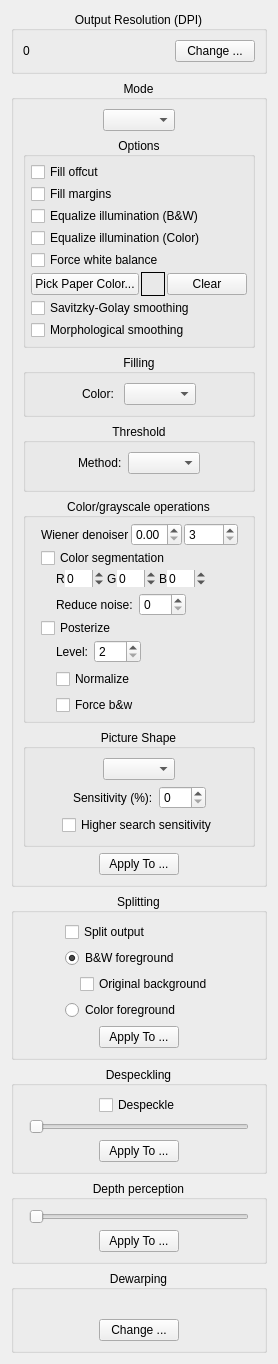
Qt form src/core/filters/output/OptionsWidget.ui (abandoned-industries/scantailor-spectre) before a commit.
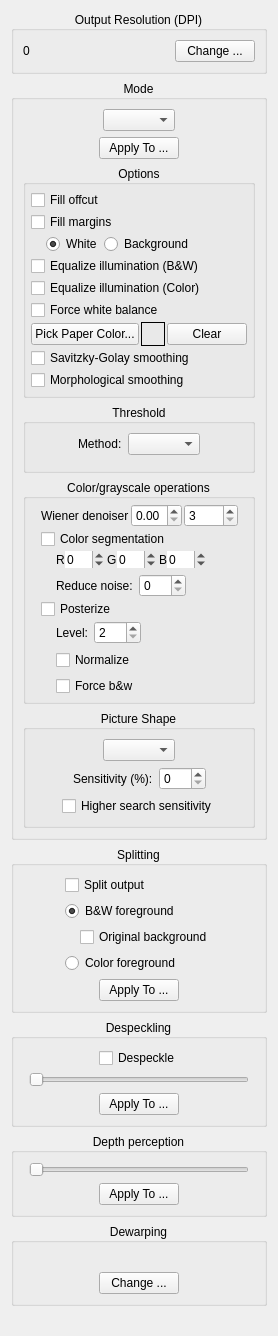
The same form after that commit. Custom widgets are drawn as their Qt base class.

Diff of the .ui file:
```diff
--- a/src/core/filters/output/OptionsWidget.ui
+++ b/src/core/filters/output/OptionsWidget.ui
@@ -116,6 +116,43 @@
         </item>
        </layout>
       </item>
+      <item>
+       <layout class="QHBoxLayout" name="horizontalLayout_5">
+        <item>
+         <spacer name="horizontalSpacer_9">
+          <property name="orientation">
+           <enum>Qt::Horizontal</enum>
+          </property>
+          <property name="sizeHint" stdset="0">
+           <size>
+            <width>1</width>
+            <height>1</height>
+           </size>
+          </property>
+         </spacer>
+        </item>
+        <item>
+         <widget class="QPushButton" name="applyColorsButton">
+          <property name="text">
+           <string>Apply To ...</string>
+          </property>
+         </widget>
+        </item>
+        <item>
+         <spacer name="horizontalSpacer_10">
+          <property name="orientation">
+           <enum>Qt::Horizontal</enum>
+          </property>
+          <property name="sizeHint" stdset="0">
+           <size>
+            <width>1</width>
+            <height>1</height>
+           </size>
+          </property>
+         </spacer>
+        </item>
+       </layout>
+      </item>
       <item>
        <widget class="CollapsibleGroupBox" name="commonOptions">
         <property name="styleSheet">
@@ -184,6 +221,43 @@
              </property>
             </widget>
            </item>
+           <item>
+            <layout class="QHBoxLayout" name="fillColorLayout">
+             <property name="leftMargin">
+              <number>15</number>
+             </property>
+             <item>
+              <widget class="QRadioButton" name="fillWhiteRB">
+               <property name="text">
+                <string>White</string>
+               </property>
+               <property name="checked">
+                <bool>true</bool>
+               </property>
+              </widget>
+             </item>
+             <item>
+              <widget class="QRadioButton" name="fillBackgroundRB">
+               <property name="text">
+                <string>Background</string>
+               </property>
+              </widget>
+             </item>
+             <item>
+              <spacer name="fillColorSpacer">
+               <property name="orientation">
+                <enum>Qt::Horizontal</enum>
+               </property>
+               <property name="sizeHint" stdset="0">
+                <size>
+                 <width>1</width>
+                 <height>1</height>
+                </size>
+               </property>
+              </spacer>
+             </item>
+            </layout>
+           </item>
            <item>
             <widget class="QCheckBox" name="equalizeIlluminationCB">
              <property name="toolTip">
@@ -305,61 +379,6 @@
         </layout>
        </widget>
       </item>
-      <item>
-       <widget class="CollapsibleGroupBox" name="fillingOptions">
-        <property name="title">
-         <string>Filling</string>
-        </property>
-        <property name="alignment">
-         <set>Qt::AlignCenter</set>
-        </property>
-        <property name="flat">
-         <bool>false</bool>
-        </property>
-        <layout class="QVBoxLayout" name="verticalLayout_10">
-         <item>
-          <layout class="QHBoxLayout" name="horizontalLayout_23">
-           <item>
-            <spacer name="horizontalSpacer_43">
-             <property name="orientation">
-              <enum>Qt::Horizontal</enum>
-             </property>
-             <property name="sizeHint" stdset="0">
-              <size>
-               <width>1</width>
-               <height>1</height>
-              </size>
-             </property>
-            </spacer>
-           </item>
-           <item>
-            <widget class="QLabel" name="fillingColorLabel">
-             <property name="text">
-              <string>Color: </string>
-             </property>
-            </widget>
-           </item>
-           <item>
-            <widget class="QComboBox" name="fillingColorBox"/>
-           </item>
-           <item>
-            <spacer name="horizontalSpacer_44">
-             <property name="orientation">
-              <enum>Qt::Horizontal</enum>
-             </property>
-             <property name="sizeHint" stdset="0">
-              <size>
-               <width>1</width>
-               <height>1</height>
-              </size>
-             </property>
-            </spacer>
-           </item>
-          </layout>
-         </item>
-        </layout>
-       </widget>
-      </item>
       <item>
        <widget class="CollapsibleGroupBox" name="thresholdOptions">
         <property name="title">
@@ -1107,43 +1126,6 @@
         </layout>
        </widget>
       </item>
-      <item>
-       <layout class="QHBoxLayout" name="horizontalLayout_5">
-        <item>
-         <spacer name="horizontalSpacer_9">
-          <property name="orientation">
-           <enum>Qt::Horizontal</enum>
-          </property>
-          <property name="sizeHint" stdset="0">
-           <size>
-            <width>1</width>
-            <height>1</height>
-           </size>
-          </property>
-         </spacer>
-        </item>
-        <item>
-         <widget class="QPushButton" name="applyColorsButton">
-          <property name="text">
-           <string>Apply To ...</string>
-          </property>
-         </widget>
-        </item>
-        <item>
-         <spacer name="horizontalSpacer_10">
-          <property name="orientation">
-           <enum>Qt::Horizontal</enum>
-          </property>
-          <property name="sizeHint" stdset="0">
-           <size>
-            <width>1</width>
-            <height>1</height>
-           </size>
-          </property>
-         </spacer>
-        </item>
-       </layout>
-      </item>
      </layout>
     </widget>
    </item>
```
